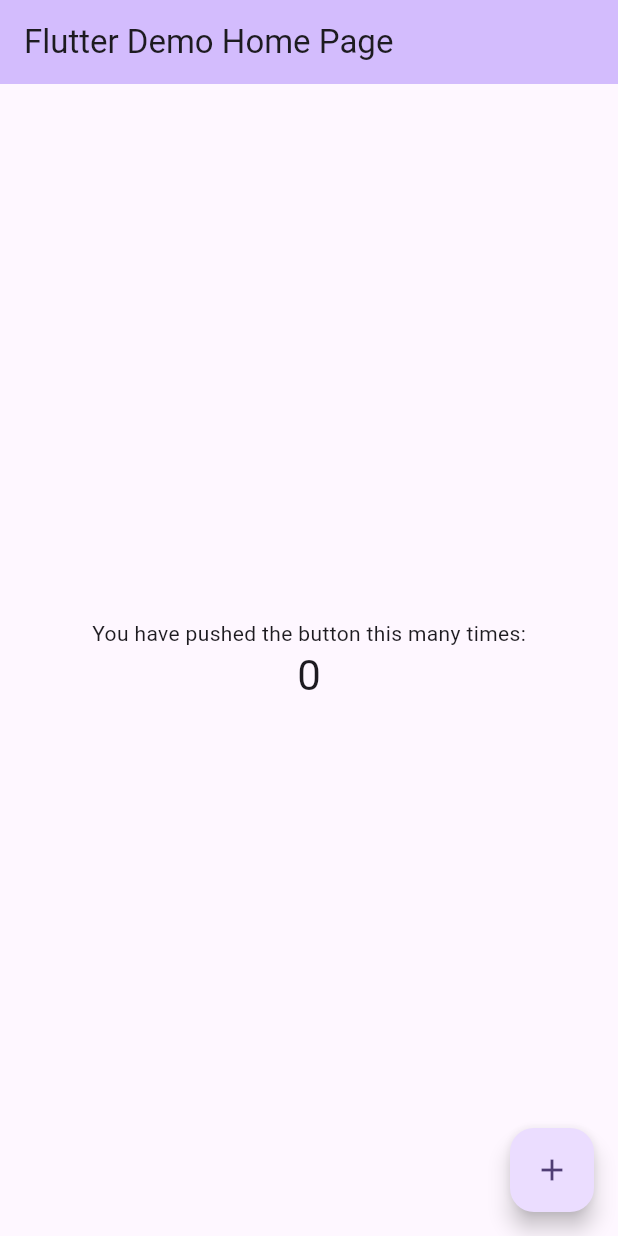
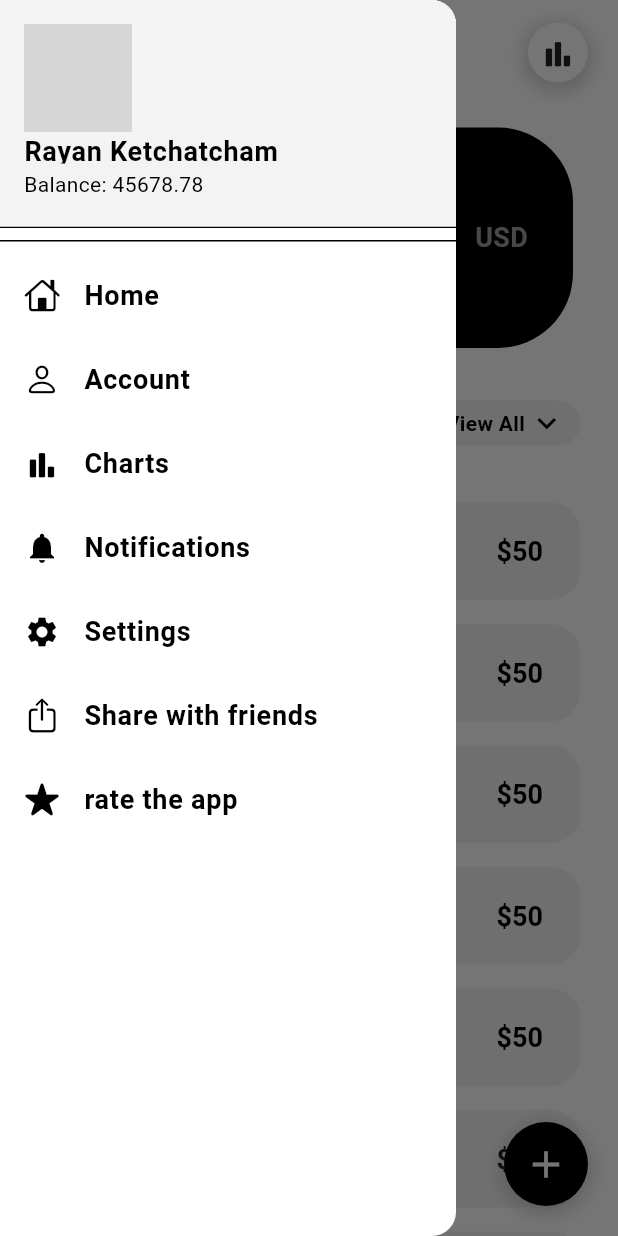
Before and after one commit to Rayanketchatcham/moneyManager, a Flutter app: the screen it shows after launch, with the side drawer open (before the commit the screen has no drawer), on a phone screen of 412 x 824 dp. Run offline on Flutter 3.47's test engine with Material 3 defaults, Android fonts, the phone set to English and light mode, and no system bars; grey boxes are pictures that could not be loaded.

Commit message:
progress interface

```diff
--- /dev/null
+++ b/lib/Pages/Homepage.dart
@@ -0,0 +1,56 @@
+import 'package:flutter/material.dart';
+import 'package:moneymanager/Widgets/AllExpenseWidget.dart';
+import 'package:moneymanager/Widgets/AppBarWidget.dart';
+import 'package:moneymanager/Widgets/DrawerWidget.dart';
+import 'package:moneymanager/Widgets/MoneyCardWidget.dart';
+
+class Homepage extends StatefulWidget {
+  const Homepage({super.key});
+
+  @override
+  State<Homepage> createState() => _HomepageState();
+}
+
+class _HomepageState extends State<Homepage> {
+  @override
+  Widget build(BuildContext context) {
+    return Scaffold(
+        drawer: Drawerwidget(),
+        body: Stack(
+          children: [
+            ListView(
+              children: [
+                Appbarwidget(),
+                Moneycardwidget(),
+                Allexpensewidget(),
+              ],
+            ),
+            Positioned(
+                bottom: 20,
+                right: 20,
+                child: InkWell(
+                  onTap: () {
+                    Navigator.pushNamed(context, '/addExpense');
+                  },
+                  child: Container(
+                      padding: EdgeInsets.all(13),
+                      decoration: BoxDecoration(
+                          color: Colors.black,
+                          borderRadius: BorderRadius.circular(30),
+                          boxShadow: [
+                            BoxShadow(
+                                offset: Offset(0, 3),
+                                blurRadius: 10,
+                                spreadRadius: 2,
+                                color: Colors.grey.withOpacity(0.5))
+                          ]),
+                      child: Icon(
+                        Icons.add,
+                        size: 30,
+                        color: Colors.white,
+                      )),
+                ))
+          ],
+        ));
+  }
+}
--- /dev/null
+++ b/lib/Pages/ViewChart.dart
@@ -0,0 +1,34 @@
+import 'package:flutter/material.dart';
+
+class viewChart extends StatefulWidget {
+  const viewChart({super.key});
+
+  @override
+  State<viewChart> createState() => _viewChartState();
+}
+
+class _viewChartState extends State<viewChart> {
+  @override
+  Widget build(BuildContext context) {
+    return Scaffold(
+      appBar: AppBar(
+        leading: Padding(
+          padding: const EdgeInsets.only(left: 20),
+          child: IconButton(
+            icon: Icon(
+              Icons.arrow_back_ios,
+              size: 18,
+            ),
+            onPressed: () {
+              Navigator.pop(context);
+            },
+          ),
+        ),
+        title: Text(
+          'View chart',
+          style: TextStyle(fontWeight: FontWeight.bold, fontSize: 18),
+        ),
+      ),
+    );
+  }
+}
--- /dev/null
+++ b/lib/Pages/addExpense.dart
@@ -0,0 +1,35 @@
+import 'package:flutter/cupertino.dart';
+import 'package:flutter/material.dart';
+
+class Addexpense extends StatefulWidget {
+  const Addexpense({super.key});
+
+  @override
+  State<Addexpense> createState() => _AddexpenseState();
+}
+
+class _AddexpenseState extends State<Addexpense> {
+  @override
+  Widget build(BuildContext context) {
+    return Scaffold(
+      appBar: AppBar(
+        leading: Padding(
+          padding: const EdgeInsets.only(left: 20),
+          child: IconButton(
+            icon: Icon(
+              Icons.arrow_back_ios,
+              size: 20,
+            ),
+            onPressed: () {
+              Navigator.pop(context);
+            },
+          ),
+        ),
+        title: Text(
+          'Add Amount',
+          style: TextStyle(fontSize: 18, fontWeight: FontWeight.bold),
+        ),
+      ),
+    );
+  }
+}
--- /dev/null
+++ b/lib/Widgets/AllExpenseWidget.dart
@@ -0,0 +1,73 @@
+import 'package:flutter/material.dart';
+import 'package:moneymanager/Widgets/ExpenseItem.dart';
+
+class Allexpensewidget extends StatefulWidget {
+  const Allexpensewidget({super.key});
+
+  @override
+  State<Allexpensewidget> createState() => _AllexpensewidgetState();
+}
+
+class _AllexpensewidgetState extends State<Allexpensewidget> {
+  @override
+  Widget build(BuildContext context) {
+    return Padding(
+      padding: EdgeInsets.symmetric(horizontal: 25, vertical: 20),
+      child: Column(
+        crossAxisAlignment: CrossAxisAlignment.start,
+        children: [
+          Row(
+            mainAxisAlignment: MainAxisAlignment.spaceBetween,
+            children: [
+              Text(
+                'All Expenses',
+                style: TextStyle(
+                  fontSize: 17,
+                  color: Colors.black,
+                  fontWeight: FontWeight.bold,
+                ),
+              ),
+              Container(
+                width: 100,
+                height: 30,
+                decoration: BoxDecoration(
+                    borderRadius: BorderRadius.circular(15),
+                    color: Theme.of(context).colorScheme.secondary),
+                child: Row(
+                  mainAxisAlignment: MainAxisAlignment.center,
+                  crossAxisAlignment: CrossAxisAlignment.center,
+                  children: [
+                    Text(
+                      'View All',
+                      style: TextStyle(
+                        fontSize: 14,
+                        color: Colors.black,
+                        fontWeight: FontWeight.bold,
+                      ),
+                    ),
+                    SizedBox(
+                      width: 2,
+                    ),
+                    Icon(
+                      Icons.keyboard_arrow_down,
+                      size: 25,
+                      color: Colors.black,
+                    )
+                  ],
+                ),
+              )
+            ],
+          ),SizedBox(height: 10,),
+          Text(
+            'Today',
+            style: TextStyle(
+                fontSize: 14, fontWeight: FontWeight.bold, color: Colors.grey),
+          ),
+          Expenseitem(),
+          Expenseitem(),
+          Expenseitem(),Expenseitem(),Expenseitem(),Expenseitem(),Expenseitem(),
+        ],
+      ),
+    );
+  }
+}
--- /dev/null
+++ b/lib/Widgets/AppBarWidget.dart
@@ -0,0 +1,60 @@
+import 'package:flutter/cupertino.dart';
+import 'package:flutter/material.dart';
+import 'package:flutter/widgets.dart';
+
+class Appbarwidget extends StatelessWidget {
+  const Appbarwidget({super.key});
+
+  @override
+  Widget build(BuildContext context) {
+    return Padding(
+      padding: EdgeInsets.symmetric(
+        horizontal: 20,
+        vertical: 15,
+      ),
+      child: Row(
+        mainAxisAlignment: MainAxisAlignment.spaceBetween,
+        children: [
+          InkWell(
+            onTap: () {
+              Scaffold.of(context).openDrawer();
+            },
+            child: Container(
+              padding: EdgeInsets.all(8),
+              decoration: BoxDecoration(
+                  color: Colors.white,
+                  borderRadius: BorderRadius.circular(20),
+                  boxShadow: [
+                    BoxShadow(
+                        color: Colors.grey.withOpacity(0.5),
+                        spreadRadius: 2,
+                        blurRadius: 10,
+                        offset: Offset(0, 3))
+                  ]),
+              child: Icon(CupertinoIcons.bars),
+            ),
+          ),
+          InkWell(
+            onTap: () {
+              Navigator.pushNamed(context, '/ViewChart');
+            },
+            child: Container(
+              padding: EdgeInsets.all(8),
+              decoration: BoxDecoration(
+                  color: Colors.white,
+                  borderRadius: BorderRadius.circular(20),
+                  boxShadow: [
+                    BoxShadow(
+                        color: Colors.grey.withOpacity(0.5),
+                        spreadRadius: 2,
+                        blurRadius: 10,
+                        offset: Offset(0, 3))
+                  ]),
+              child: Icon(CupertinoIcons.chart_bar_alt_fill),
+            ),
+          ),
+        ],
+      ),
+    );
+  }
+}
--- /dev/null
+++ b/lib/Widgets/DrawerWidget.dart
@@ -0,0 +1,114 @@
+import 'package:flutter/cupertino.dart';
+import 'package:flutter/material.dart';
+
+class Drawerwidget extends StatefulWidget {
+  const Drawerwidget({super.key});
+
+  @override
+  State<Drawerwidget> createState() => _DrawerwidgetState();
+}
+
+class _DrawerwidgetState extends State<Drawerwidget> {
+  String name = 'Rayan Ketchatcham';
+  double amountBalance = 45678.78;
+  @override
+  Widget build(BuildContext context) {
+    return Drawer(
+      child: ListView(
+        children: [
+          DrawerHeader(
+              padding: EdgeInsets.zero,
+              child: UserAccountsDrawerHeader(
+                decoration: BoxDecoration(
+                    color: Theme.of(context).colorScheme.secondary),
+                accountName: Padding(
+                  padding: const EdgeInsets.only(top: 30),
+                  child: Text(
+                    '${name}',
+                    style: TextStyle(fontSize: 18, fontWeight: FontWeight.bold),
+                  ),
+                ),
+                accountEmail: Text(
+                  'Balance: ${amountBalance}',
+                  style: TextStyle(fontSize: 14),
+                ),
+                currentAccountPicture: CircleAvatar(
+                  backgroundImage: AssetImage('images/img6.jpg'),
+                ),
+              )),
+          ListTile(
+            leading: Icon(
+              CupertinoIcons.home,
+              color: Colors.black,
+            ),
+            title: Text(
+              'Home',
+              style: TextStyle(fontSize: 18, fontWeight: FontWeight.bold),
+            ),
+          ),
+          ListTile(
+            leading: Icon(
+              CupertinoIcons.person,
+              color: Colors.black,
+            ),
+            title: Text(
+              'Account',
+              style: TextStyle(fontSize: 18, fontWeight: FontWeight.bold),
+            ),
+          ),
+          ListTile(
+            leading: Icon(
+              CupertinoIcons.chart_bar_alt_fill,
+              color: Colors.black,
+            ),
+            title: Text(
+              'Charts',
+              style: TextStyle(fontSize: 18, fontWeight: FontWeight.bold),
+            ),
+          ),
+          ListTile(
+            leading: Icon(
+              Icons.notifications,
+              color: Colors.black,
+            ),
+            title: Text(
+              'Notifications',
+              style: TextStyle(fontSize: 18, fontWeight: FontWeight.bold),
+            ),
+          ),
+          ListTile(
+            leading: Icon(
+              Icons.settings,
+              color: Colors.black,
+            ),
+            title: Text(
+              'Settings',
+              style: TextStyle(fontSize: 18, fontWeight: FontWeight.bold),
+            ),
+          ),
+          ListTile(
+            leading: Icon(
+              CupertinoIcons.share,
+              color: Colors.black,
+            ),
+            title: Text(
+              'Share with friends',
+              style: TextStyle(fontSize: 18, fontWeight: FontWeight.bold),
+            ),
+          ),
+          ListTile(
+            leading: Icon(
+              CupertinoIcons.star_fill,
+              color: Colors.black,
+            ),
+            title: Text(
+              'rate the app',
+              style: TextStyle(fontSize: 18, fontWeight: FontWeight.bold),
+            ),
+          ),
+
+        ],
+      ),
+    );
+  }
+}
--- /dev/null
+++ b/lib/Widgets/ExpenseItem.dart
@@ -0,0 +1,95 @@
+import 'package:flutter/material.dart';
+
+class Expenseitem extends StatefulWidget {
+  const Expenseitem({super.key});
+
+  @override
+  State<Expenseitem> createState() => _ExpenseitemState();
+}
+
+class _ExpenseitemState extends State<Expenseitem> {
+  int amount = 50;
+  @override
+  Widget build(BuildContext context) {
+    return Padding(
+      padding: EdgeInsets.symmetric(vertical: 8),
+      child: Container(
+        height: 65,
+        decoration: BoxDecoration(
+          borderRadius: BorderRadius.circular(20),
+          color: Theme.of(context).colorScheme.secondary,
+        ),
+        child: Row(
+          mainAxisAlignment: MainAxisAlignment.spaceBetween,
+          children: [
+            Padding(
+              padding: const EdgeInsets.symmetric(horizontal: 10),
+              child: Row(
+                children: [
+                  Container(
+                    decoration: BoxDecoration(
+                      borderRadius: BorderRadius.circular(16),
+                      color: Theme.of(context).colorScheme.tertiary,
+                    ),
+                    width: 50,
+                    height: 50,
+                    child: Icon(
+                      Icons.coffee,
+                      color: Colors.white,
+                    ),
+                  ),
+                  SizedBox(
+                    width: 20,
+                  ),
+                  Column(
+                    crossAxisAlignment: CrossAxisAlignment.start,
+                    mainAxisAlignment: MainAxisAlignment.center,
+                    children: [
+                      Text(
+                        'Coffee',
+                        style: TextStyle(
+                          color: Colors.black,
+                          fontSize: 18,
+                          fontWeight: FontWeight.bold,
+                        ),
+                      ),
+                      Text(
+                        'With petter brand',
+                        style: TextStyle(
+                            color: Theme.of(context).primaryColor,
+                            fontSize: 13,
+                            fontWeight: FontWeight.bold),
+                      ),
+                    ],
+                  ),
+                ],
+              ),
+            ),
+            Padding(
+              padding: const EdgeInsets.only(right: 25),
+              child: RichText(
+                  text: TextSpan(children: [
+                TextSpan(
+                  text: '\$',
+                  style: TextStyle(
+                    fontWeight: FontWeight.bold,
+                    fontSize: 18,
+                    color: Colors.black,
+                  ),
+                ),
+                TextSpan(
+                  text: '${amount}',
+                  style: TextStyle(
+                    fontWeight: FontWeight.bold,
+                    fontSize: 18,
+                    color: Colors.black,
+                  ),
+                )
+              ])),
+            )
+          ],
+        ),
+      ),
+    );
+  }
+}
--- /dev/null
+++ b/lib/Widgets/MoneyCardWidget.dart
@@ -0,0 +1,65 @@
+import 'package:flutter/material.dart';
+
+class Moneycardwidget extends StatefulWidget {
+  const Moneycardwidget({super.key});
+
+  @override
+  State<Moneycardwidget> createState() => _MoneycardwidgetState();
+}
+
+class _MoneycardwidgetState extends State<Moneycardwidget> {
+  String currency = "USD"; // Devise par défaut
+  double amount = 17800; // Montant par défaut
+
+  @override
+  Widget build(BuildContext context) {
+    return Padding(
+      padding: const EdgeInsets.symmetric(horizontal: 30, vertical: 15),
+      child: Container(
+        padding: const EdgeInsets.symmetric(horizontal: 30, vertical: 45),
+        decoration: BoxDecoration(
+          color: Colors.black,
+          borderRadius: BorderRadius.circular(50),
+        ),
+        child: Row(
+          mainAxisAlignment:
+          MainAxisAlignment.spaceBetween,
+          children: [
+            Padding(
+              padding: const EdgeInsets.symmetric(horizontal: 10),
+              child: Row(
+                children: [
+                  const Padding(
+                    padding: EdgeInsets.only(right: 20),
+                    child: Text(
+                      "\$",
+                      style: TextStyle(
+                        fontWeight: FontWeight.bold,
+                        fontSize: 25,
+                        color: Colors.white,
+                      ),
+                    ),
+                  ),
+                  Text(
+                    '${amount}',
+                    style: const TextStyle(
+                        fontSize: 40,
+                        color: Colors.white,
+                        fontWeight: FontWeight.bold),
+                  ),
+                ],
+              ),
+            ),
+            Text(
+              currency,
+              style: const TextStyle(
+                  fontSize: 18,
+                  color: Colors.grey,
+                  fontWeight: FontWeight.bold),
+            ),
+          ],
+        ),
+      ),
+    );
+  }
+}
--- a/lib/main.dart
+++ b/lib/main.dart
@@ -1,4 +1,7 @@
 import 'package:flutter/material.dart';
+import 'package:moneymanager/Pages/Homepage.dart';
+import 'package:moneymanager/Pages/ViewChart.dart';
+import 'package:moneymanager/Pages/addExpense.dart';
 
 void main() {
   runApp(const MyApp());
@@ -7,119 +10,24 @@ void main() {
 class MyApp extends StatelessWidget {
   const MyApp({super.key});
 
-  // This widget is the root of your application.
   @override
   Widget build(BuildContext context) {
     return MaterialApp(
-      title: 'Flutter Demo',
-      theme: ThemeData(
-        // This is the theme of your application.
-        //
-        // TRY THIS: Try running your application with "flutter run". You'll see
-        // the application has a purple toolbar. Then, without quitting the app,
-        // try changing the seedColor in the colorScheme below to Colors.green
-        // and then invoke "hot reload" (save your changes or press the "hot
-        // reload" button in a Flutter-supported IDE, or press "r" if you used
-        // the command line to start the app).
-        //
-        // Notice that the counter didn't reset back to zero; the application
-        // state is not lost during the reload. To reset the state, use hot
-        // restart instead.
-        //
-        // This works for code too, not just values: Most code changes can be
-        // tested with just a hot reload.
-        colorScheme: ColorScheme.fromSeed(seedColor: Colors.deepPurple),
-        useMaterial3: true,
-      ),
-      home: const MyHomePage(title: 'Flutter Demo Home Page'),
-    );
+        title: 'Money Manager',
+        debugShowCheckedModeBanner: false,
+        theme: ThemeData(
+            primaryColor: Colors.grey,
+            colorScheme: ColorScheme.fromSwatch(
+              primarySwatch: Colors.grey,
+            ).copyWith(
+              secondary: Color(0xFFF3F3F3), // Couleur secondaire
+              tertiary: Color(0xFF830DFB), // Couleur tertiaire
+            ),
+            scaffoldBackgroundColor: Colors.white),
+        routes: {
+          '/': (context) => Homepage(),
+          '/addExpense': (context) => Addexpense(),
+          '/ViewChart': (context) => viewChart(),
+        });
   }
 }
-
-class MyHomePage extends StatefulWidget {
-  const MyHomePage({super.key, required this.title});
-
-  // This widget is the home page of your application. It is stateful, meaning
-  // that it has a State object (defined below) that contains fields that affect
-  // how it looks.
-
-  // This class is the configuration for the state. It holds the values (in this
-  // case the title) provided by the parent (in this case the App widget) and
-  // used by the build method of the State. Fields in a Widget subclass are
-  // always marked "final".
-
-  final String title;
-
-  @override
-  State<MyHomePage> createState() => _MyHomePageState();
-}
-
-class _MyHomePageState extends State<MyHomePage> {
-  int _counter = 0;
-
-  void _incrementCounter() {
-    setState(() {
-      // This call to setState tells the Flutter framework that something has
-      // changed in this State, which causes it to rerun the build method below
-      // so that the display can reflect the updated values. If we changed
-      // _counter without calling setState(), then the build method would not be
-      // called again, and so nothing would appear to happen.
-      _counter++;
-    });
-  }
-
-  @override
-  Widget build(BuildContext context) {
-    // This method is rerun every time setState is called, for instance as done
-    // by the _incrementCounter method above.
-    //
-    // The Flutter framework has been optimized to make rerunning build methods
-    // fast, so that you can just rebuild anything that needs updating rather
-    // than having to individually change instances of widgets.
-    return Scaffold(
-      appBar: AppBar(
-        // TRY THIS: Try changing the color here to a specific color (to
-        // Colors.amber, perhaps?) and trigger a hot reload to see the AppBar
-        // change color while the other colors stay the same.
-        backgroundColor: Theme.of(context).colorScheme.inversePrimary,
-        // Here we take the value from the MyHomePage object that was created by
-        // the App.build method, and use it to set our appbar title.
-        title: Text(widget.title),
-      ),
-      body: Center(
-        // Center is a layout widget. It takes a single child and positions it
-        // in the middle of the parent.
-        child: Column(
-          // Column is also a layout widget. It takes a list of children and
-          // arranges them vertically. By default, it sizes itself to fit its
-          // children horizontally, and tries to be as tall as its parent.
-          //
-          // Column has various properties to control how it sizes itself and
-          // how it positions its children. Here we use mainAxisAlignment to
-          // center the children vertically; the main axis here is the vertical
-          // axis because Columns are vertical (the cross axis would be
-          // horizontal).
-          //
-          // TRY THIS: Invoke "debug painting" (choose the "Toggle Debug Paint"
-          // action in the IDE, or press "p" in the console), to see the
-          // wireframe for each widget.
-          mainAxisAlignment: MainAxisAlignment.center,
-          children: <Widget>[
-            const Text(
-              'You have pushed the button this many times:',
-            ),
-            Text(
-              '$_counter',
-              style: Theme.of(context).textTheme.headlineMedium,
-            ),
-          ],
-        ),
-      ),
-      floatingActionButton: FloatingActionButton(
-        onPressed: _incrementCounter,
-        tooltip: 'Increment',
-        child: const Icon(Icons.add),
-      ), // This trailing comma makes auto-formatting nicer for build methods.
-    );
-  }
-}
```
Also changed, not shown: pubspec.yaml (+4 -7 lines), assets/images/img1.jpg (added), assets/images/img6.jpg (added).
